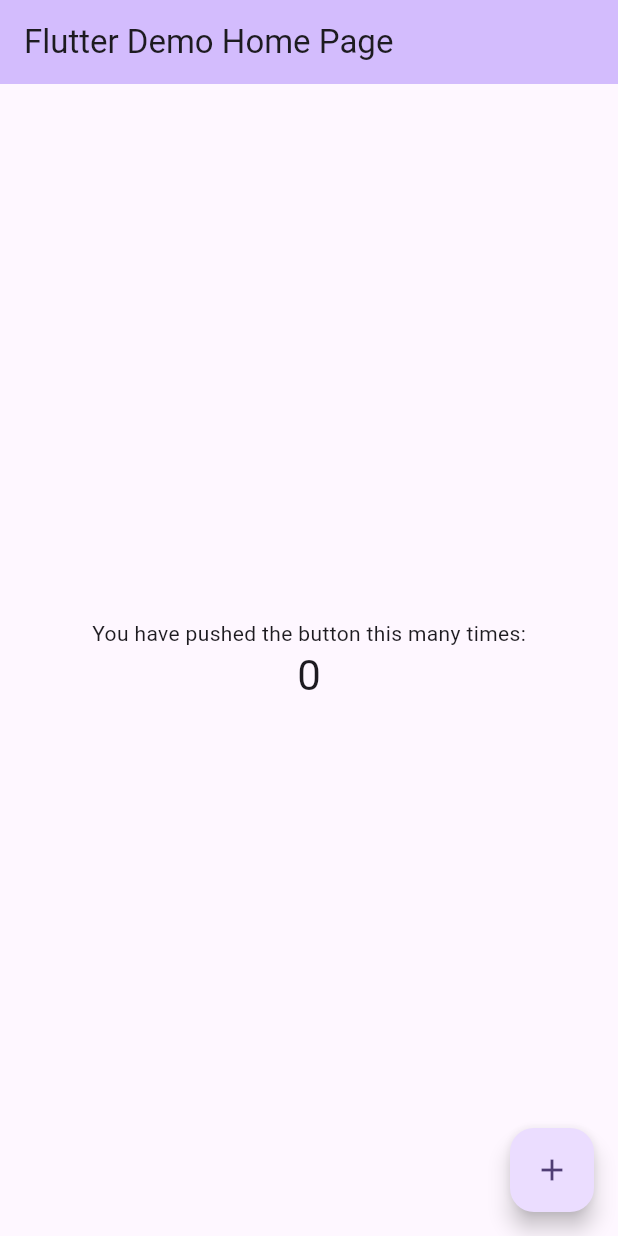
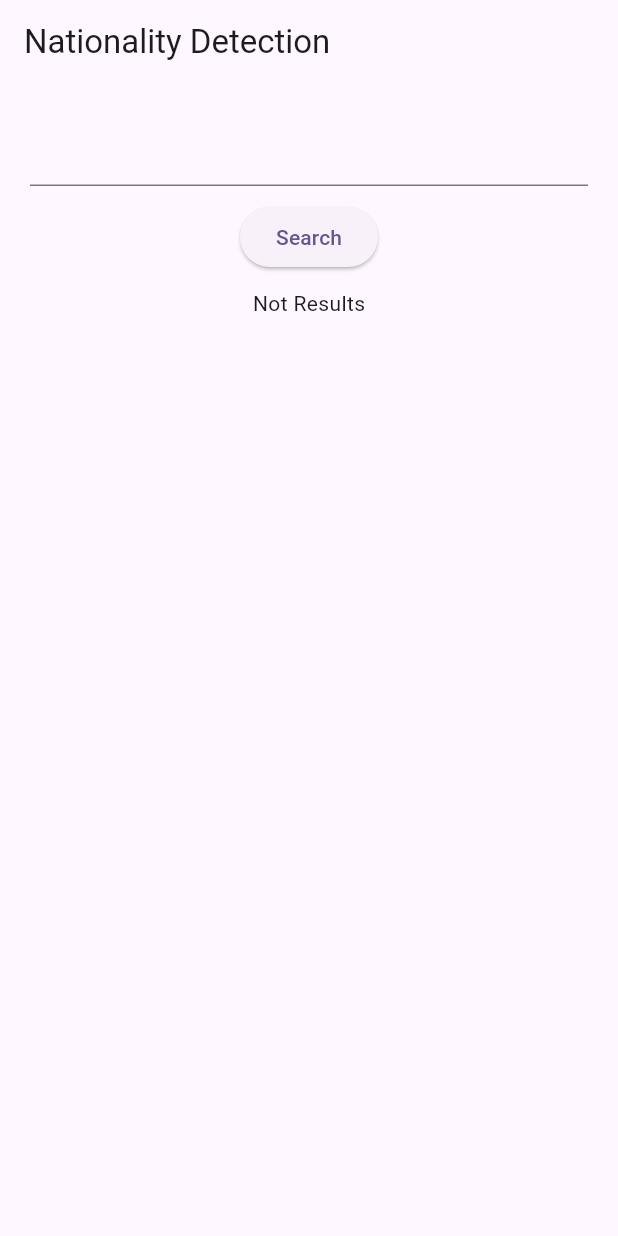
Before and after one commit to Bkaniraj/nationality_MVC, a Flutter app: the screen it shows after launch, on a phone screen of 412 x 824 dp. Run offline on Flutter 3.47's test engine with Material 3 defaults, Android fonts, the phone set to English and light mode, and no system bars; our stand-ins replace dio, get_it, pretty_dio_logger, retrofit; generated files the repository leaves out were written again.

Commit message:
full app

```diff
--- /dev/null
+++ b/lib/controllers/dashboard_controller.dart
@@ -0,0 +1,38 @@
+import 'package:flutter/material.dart';
+
+import '../models/national_model.dart';
+import '../service/api/api_services.dart';
+import '../service/locator.dart';
+
+class DashboardController extends ChangeNotifier {
+  NationalResponse? _nationalResponse;
+
+  NationalResponse? get getNationalList => _nationalResponse;
+
+  bool isBusy = false;
+
+  List<Country>? get getCountryList {
+    if (getNationalList == null) {
+      return [];
+    } else {
+      return getNationalList!.country;
+    }
+  }
+
+  final _apiService = locator<ApiService>();
+
+  TextEditingController controller = TextEditingController();
+
+  fetchData() async {
+    setBusy(true);
+    String nameFromEdit = controller.text.trim();
+    _nationalResponse = await _apiService.getNationDetails(nameFromEdit);
+    notifyListeners();
+    setBusy(false);
+  }
+
+  void setBusy(bool val) {
+    isBusy = val;
+    notifyListeners();
+  }
+}
--- a/lib/main.dart
+++ b/lib/main.dart
@@ -1,6 +1,12 @@
 import 'package:flutter/material.dart';
+import 'package:provider/provider.dart';
 
-void main() {
+import 'controllers/dashboard_controller.dart';
+import 'service/locator.dart';
+import 'views/dashboard_screen.dart';
+
+void main() async {
+  await setUpLocator();
   runApp(const MyApp());
 }
 
@@ -10,116 +16,18 @@ class MyApp extends StatelessWidget {
   // This widget is the root of your application.
   @override
   Widget build(BuildContext context) {
-    return MaterialApp(
-      title: 'Flutter Demo',
-      theme: ThemeData(
-        // This is the theme of your application.
-        //
-        // TRY THIS: Try running your application with "flutter run". You'll see
-        // the application has a purple toolbar. Then, without quitting the app,
-        // try changing the seedColor in the colorScheme below to Colors.green
-        // and then invoke "hot reload" (save your changes or press the "hot
-        // reload" button in a Flutter-supported IDE, or press "r" if you used
-        // the command line to start the app).
-        //
-        // Notice that the counter didn't reset back to zero; the application
-        // state is not lost during the reload. To reset the state, use hot
-        // restart instead.
-        //
-        // This works for code too, not just values: Most code changes can be
-        // tested with just a hot reload.
-        colorScheme: ColorScheme.fromSeed(seedColor: Colors.deepPurple),
-        useMaterial3: true,
+    return MultiProvider(
+      providers: [
+        ChangeNotifierProvider(create: (_) => DashboardController()),
+      ],
+      child: MaterialApp(
+        debugShowCheckedModeBanner: false,
+        theme: ThemeData(
+          colorScheme: ColorScheme.fromSeed(seedColor: Colors.deepPurple),
+          useMaterial3: true,
+        ),
+        home: const DashboardScreen(),
       ),
-      home: const MyHomePage(title: 'Flutter Demo Home Page'),
     );
   }
 }
-
-class MyHomePage extends StatefulWidget {
-  const MyHomePage({super.key, required this.title});
-
-  // This widget is the home page of your application. It is stateful, meaning
-  // that it has a State object (defined below) that contains fields that affect
-  // how it looks.
-
-  // This class is the configuration for the state. It holds the values (in this
-  // case the title) provided by the parent (in this case the App widget) and
-  // used by the build method of the State. Fields in a Widget subclass are
-  // always marked "final".
-
-  final String title;
-
-  @override
-  State<MyHomePage> createState() => _MyHomePageState();
-}
-
-class _MyHomePageState extends State<MyHomePage> {
-  int _counter = 0;
-
-  void _incrementCounter() {
-    setState(() {
-      // This call to setState tells the Flutter framework that something has
-      // changed in this State, which causes it to rerun the build method below
-      // so that the display can reflect the updated values. If we changed
-      // _counter without calling setState(), then the build method would not be
-      // called again, and so nothing would appear to happen.
-      _counter++;
-    });
-  }
-
-  @override
-  Widget build(BuildContext context) {
-    // This method is rerun every time setState is called, for instance as done
-    // by the _incrementCounter method above.
-    //
-    // The Flutter framework has been optimized to make rerunning build methods
-    // fast, so that you can just rebuild anything that needs updating rather
-    // than having to individually change instances of widgets.
-    return Scaffold(
-      appBar: AppBar(
-        // TRY THIS: Try changing the color here to a specific color (to
-        // Colors.amber, perhaps?) and trigger a hot reload to see the AppBar
-        // change color while the other colors stay the same.
-        backgroundColor: Theme.of(context).colorScheme.inversePrimary,
-        // Here we take the value from the MyHomePage object that was created by
-        // the App.build method, and use it to set our appbar title.
-        title: Text(widget.title),
-      ),
-      body: Center(
-        // Center is a layout widget. It takes a single child and positions it
-        // in the middle of the parent.
-        child: Column(
-          // Column is also a layout widget. It takes a list of children and
-          // arranges them vertically. By default, it sizes itself to fit its
-          // children horizontally, and tries to be as tall as its parent.
-          //
-          // Column has various properties to control how it sizes itself and
-          // how it positions its children. Here we use mainAxisAlignment to
-          // center the children vertically; the main axis here is the vertical
-          // axis because Columns are vertical (the cross axis would be
-          // horizontal).
-          //
-          // TRY THIS: Invoke "debug painting" (choose the "Toggle Debug Paint"
-          // action in the IDE, or press "p" in the console), to see the
-          // wireframe for each widget.
-          mainAxisAlignment: MainAxisAlignment.center,
-          children: <Widget>[
-            const Text(
-              'You have pushed the button this many times:',
-            ),
-            Text(
-              '$_counter',
-              style: Theme.of(context).textTheme.headlineMedium,
-            ),
-          ],
-        ),
-      ),
-      floatingActionButton: FloatingActionButton(
-        onPressed: _incrementCounter,
-        tooltip: 'Increment',
-        child: const Icon(Icons.add),
-      ), // This trailing comma makes auto-formatting nicer for build methods.
-    );
-  }
-}
--- /dev/null
+++ b/lib/models/national_model.dart
@@ -0,0 +1,60 @@
+import 'dart:convert';
+
+class NationalResponse {
+  final int? count;
+  final String? name;
+  final List<Country>? country;
+
+  NationalResponse({
+    this.count,
+    this.name,
+    this.country,
+  });
+
+  factory NationalResponse.fromRawJson(String str) =>
+      NationalResponse.fromJson(json.decode(str));
+
+  String toRawJson() => json.encode(toJson());
+
+  factory NationalResponse.fromJson(Map<String, dynamic> json) =>
+      NationalResponse(
+        count: json["count"],
+        name: json["name"],
+        country: json["country"] == null
+            ? []
+            : List<Country>.from(
+                json["country"]!.map((x) => Country.fromJson(x))),
+      );
+
+  Map<String, dynamic> toJson() => {
+        "count": count,
+        "name": name,
+        "country": country == null
+            ? []
+            : List<dynamic>.from(country!.map((x) => x.toJson())),
+      };
+}
+
+class Country {
+  final String? countryId;
+  final double? probability;
+
+  Country({
+    this.countryId,
+    this.probability,
+  });
+
+  factory Country.fromRawJson(String str) => Country.fromJson(json.decode(str));
+
+  String toRawJson() => json.encode(toJson());
+
+  factory Country.fromJson(Map<String, dynamic> json) => Country(
+        countryId: json["country_id"],
+        probability: json["probability"]?.toDouble(),
+      );
+
+  Map<String, dynamic> toJson() => {
+        "country_id": countryId,
+        "probability": probability,
+      };
+}
--- /dev/null
+++ b/lib/service/api/api_services.dart
@@ -0,0 +1,24 @@
+import 'package:dio/dio.dart';
+import 'package:pretty_dio_logger/pretty_dio_logger.dart';
+import 'package:retrofit/retrofit.dart';
+
+import '../../models/national_model.dart';
+
+part 'api_services.g.dart';
+
+@RestApi(baseUrl: "https://api.nationalize.io")
+abstract class ApiService {
+  factory ApiService(Dio dio, {String baseUrl}) = _ApiService;
+
+  static ApiService init() {
+    final dio = Dio()
+      ..interceptors.addAll([
+        PrettyDioLogger(requestBody: true),
+      ]);
+    // dio.interceptors.add(interceptorsWrapper(dio));
+    return ApiService(dio);
+  }
+
+  @GET("/?name={name}")
+  Future<NationalResponse> getNationDetails(@Path("name") String name);
+}
--- /dev/null
+++ b/lib/service/locator.dart
@@ -0,0 +1,9 @@
+import 'package:get_it/get_it.dart';
+
+import 'api/api_services.dart';
+
+final locator = GetIt.instance;
+
+Future<void> setUpLocator() async {
+  locator.registerLazySingleton(() => ApiService.init());
+}
--- /dev/null
+++ b/lib/views/dashboard_screen.dart
@@ -0,0 +1,73 @@
+import 'package:flutter/material.dart';
+import 'package:provider/provider.dart';
+
+import '../controllers/dashboard_controller.dart';
+
+class DashboardScreen extends StatefulWidget {
+  const DashboardScreen({super.key});
+
+  @override
+  State<DashboardScreen> createState() => _DashboardScreenState();
+}
+
+class _DashboardScreenState extends State<DashboardScreen> {
+  @override
+  Widget build(BuildContext context) {
+    DashboardController dashboardController =
+        Provider.of<DashboardController>(context, listen: true);
+
+    return Scaffold(
+      appBar: AppBar(
+        title: const Text("Nationality Detection"),
+      ),
+      body: SingleChildScrollView(
+        child: Padding(
+          padding: const EdgeInsets.all(20.0),
+          child: Column(
+            mainAxisAlignment: MainAxisAlignment.spaceEvenly,
+            crossAxisAlignment: CrossAxisAlignment.center,
+            children: [
+              TextFormField(
+                controller: dashboardController?.controller,
+              ),
+              const SizedBox(
+                height: 10,
+              ),
+              ElevatedButton(
+                  onPressed: () {
+                    dashboardController?.fetchData();
+                  },
+                  child: const Text("Search")),
+              const SizedBox(
+                height: 10,
+              ),
+              dashboardController!.isBusy
+                  ? const CircularProgressIndicator()
+                  : dashboardController?.getCountryList == null
+                      ? Container()
+                      : dashboardController!.getCountryList!.isEmpty
+                          ? const Center(
+                              child: Text("Not Results"),
+                            )
+                          : ListView.builder(
+                              shrinkWrap: true,
+                              itemCount:
+                                  dashboardController?.getCountryList!.length,
+                              itemBuilder: (context, index) => Card(
+                                child: ListTile(
+                                  title: Text(dashboardController!
+                                      .getCountryList![index].countryId
+                                      .toString()),
+                                  trailing: Text(dashboardController!
+                                      .getCountryList![index].probability
+                                      .toString()),
+                                ),
+                              ),
+                            )
+            ],
+          ),
+        ),
+      ),
+    );
+  }
+}
```
Also changed, not shown: pubspec.yaml (+9 -68 lines), lib/service/api/api_services.g.dart (added), pubspec.lock (added), 3 other files.
